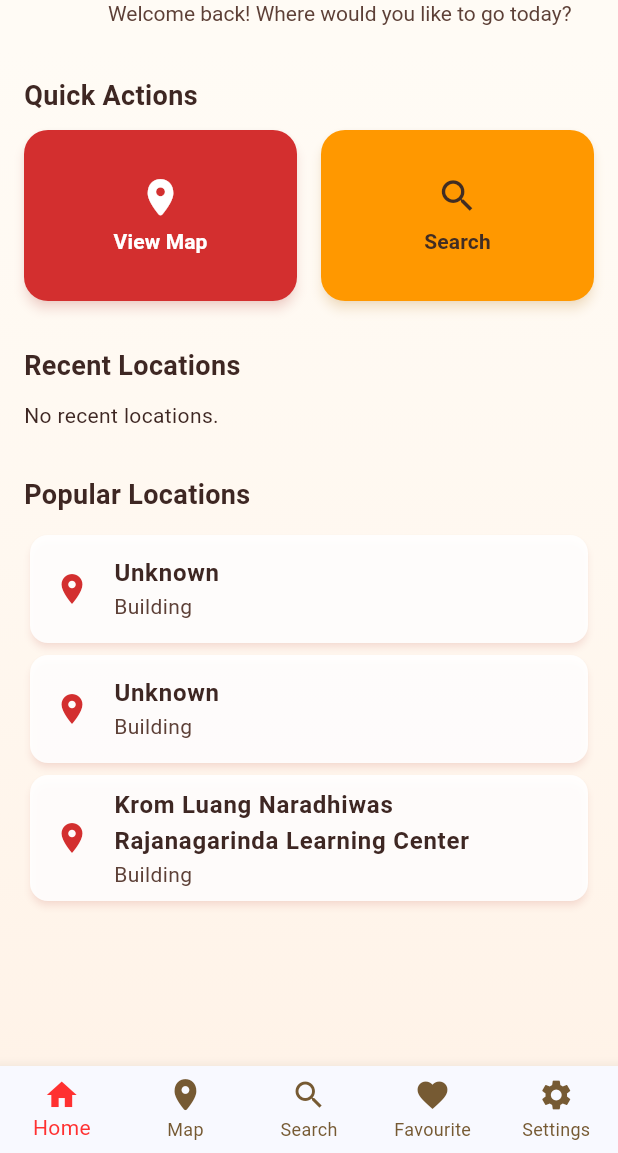
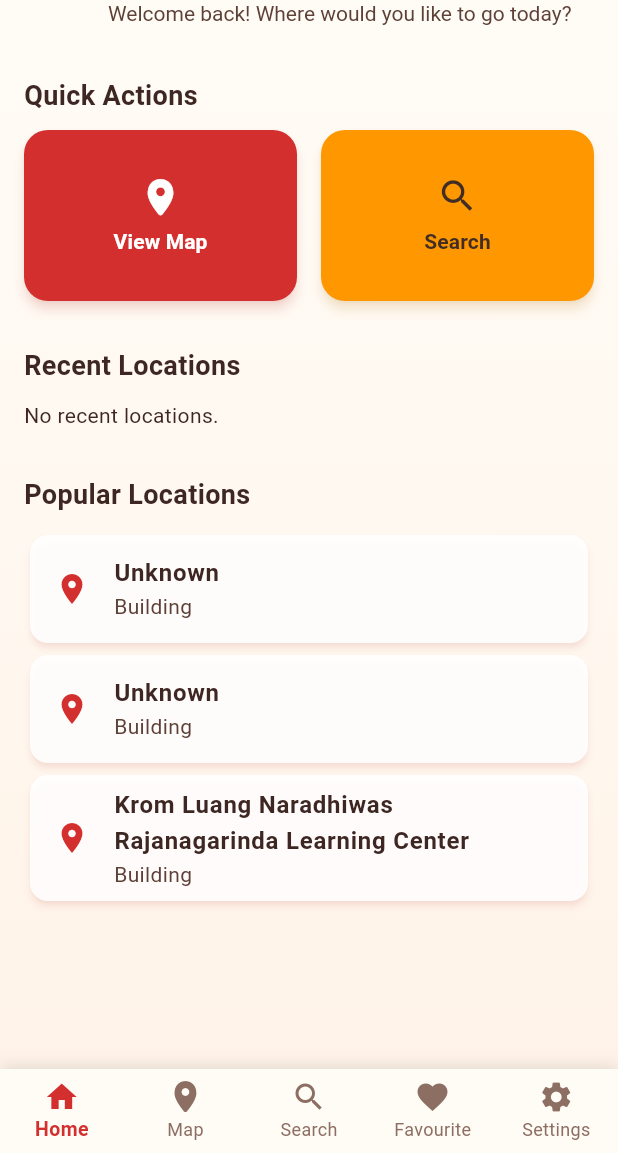
Before and after one commit to 6610685346/tu_world_map_app, a Flutter app: the MainNavigationScreen screen opened directly, on a phone screen of 412 x 824 dp, the part 83-1236 px from its top. Run offline on Flutter 3.47's test engine with Material 3 defaults, Android fonts, the phone set to English and light mode, and no system bars; our stand-ins replace geolocator, latlong2; missing offline and left inert: maplibre_gl; network calls fail; statements that could not run were skipped.

Commit message:
theme the nav bar more

```diff
--- a/lib/screens/main_navigation_screen.dart
+++ b/lib/screens/main_navigation_screen.dart
@@ -40,12 +40,27 @@ class _MainNavigationScreenState extends State<MainNavigationScreen> {
 
     return Scaffold(
       body: IndexedStack(index: _selectedIndex, children: screens),
-      bottomNavigationBar: BottomNavigationBar(
+      bottomNavigationBar: Container(
+        decoration: BoxDecoration(
+          boxShadow: [
+            BoxShadow(
+              color: Colors.black.withOpacity(0.1),
+              blurRadius: 8,
+              offset: const Offset(0, -2),
+            ),
+          ],
+        ),
+        child: BottomNavigationBar(
           currentIndex: _selectedIndex,
           onTap: _onItemTapped,
           type: BottomNavigationBarType.fixed,
-        selectedItemColor: Color(0xffff3131),
-        unselectedItemColor: Color(0xff765a33),
+          backgroundColor: const Color(0xFFFFFBF5), // Warm cream background
+          selectedItemColor: const Color(0xFFD32F2F), // Vibrant red
+          unselectedItemColor: const Color(0xFF8D6E63), // Warm brown
+          selectedFontSize: 13,
+          unselectedFontSize: 12,
+          selectedLabelStyle: const TextStyle(fontWeight: FontWeight.bold),
+          elevation: 0, // Using custom shadow instead
           items: const [
             BottomNavigationBarItem(icon: Icon(Icons.home), label: "Home"),
             BottomNavigationBarItem(
@@ -63,6 +78,7 @@ class _MainNavigationScreenState extends State<MainNavigationScreen> {
             ),
           ],
         ),
+      ),
     );
   }
 }
```
Lines whose indentation alone changed are shown as unchanged.
